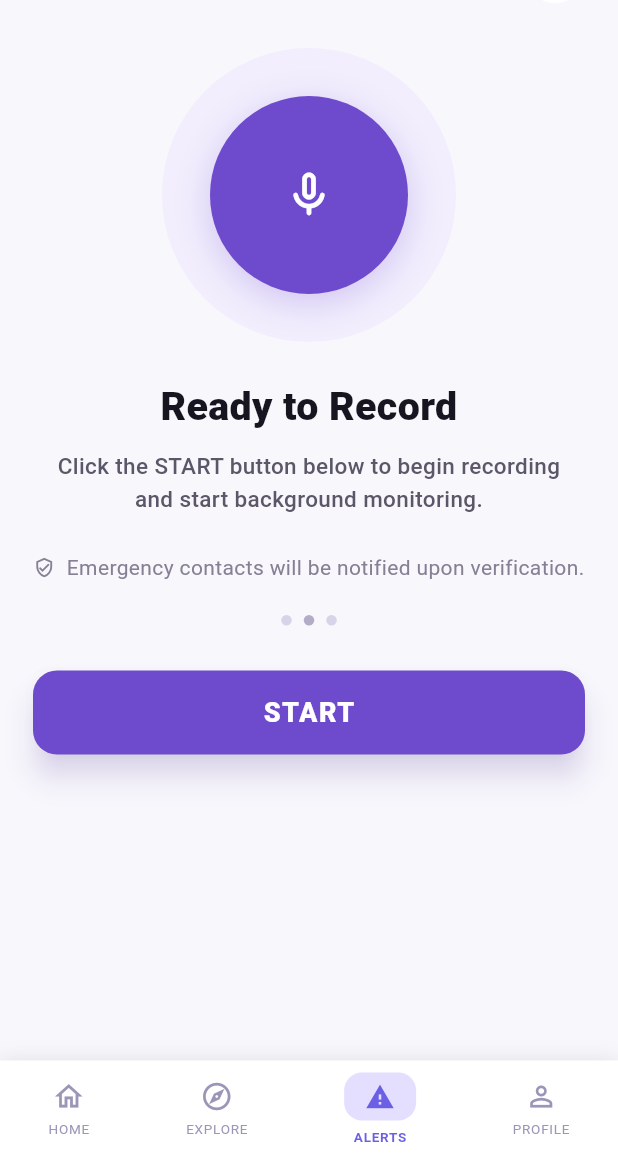
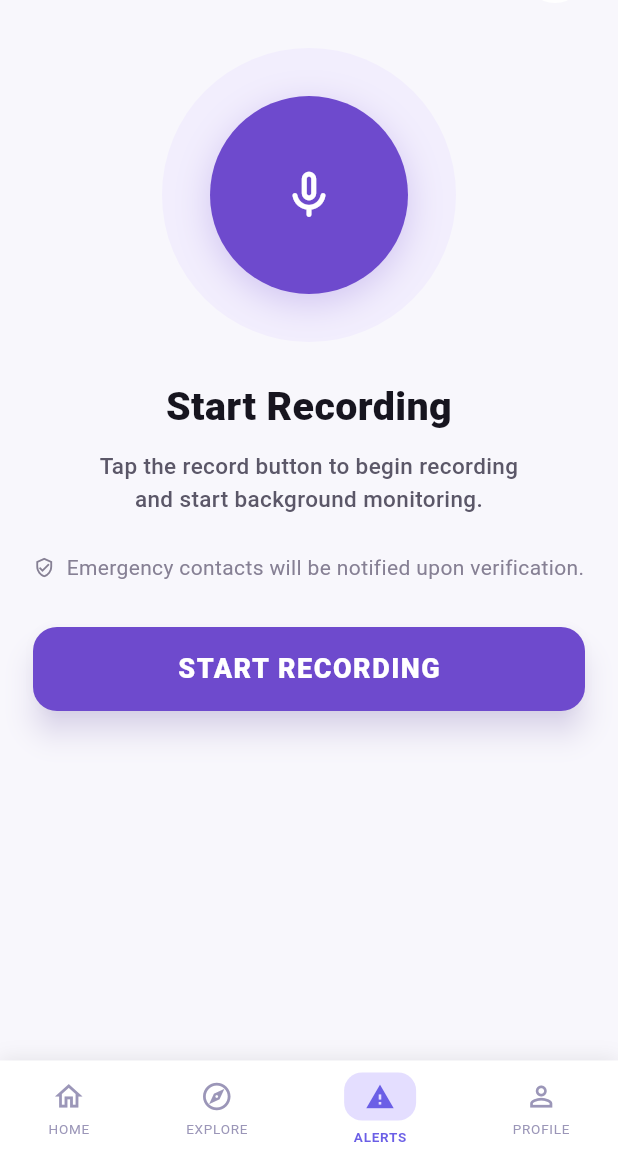
Before and after one commit to joelgautam/SAFEYATRA11, a Flutter app: the AlertsMainScreen screen opened by its route, on a phone screen of 412 x 824 dp, the part 78-1236 px from its top. Run offline on Flutter 3.47's test engine with Material 3 defaults, Android fonts, the phone set to English and light mode, and no system bars.

Commit message:
Update recording alert UI

```diff
--- a/lib/ screen/alers_main_screen.dart
+++ /dev/null
@@ -1 +0,0 @@
-// TODO Implement this library.
--- a/lib/screens/alerts_main_screen.dart
+++ b/lib/screens/alerts_main_screen.dart
@@ -17,7 +17,7 @@ class _AlertsMainScreenState extends State<AlertsMainScreen> {
     });
     // TODO: Start voice recording here
     // TODO: Start background monitoring and performance tracking here
-    print('Recording started');
+    debugPrint('Recording started');
   }
 
   void _stopRecording() {
@@ -26,7 +26,11 @@ class _AlertsMainScreenState extends State<AlertsMainScreen> {
     });
     // TODO: Stop voice recording here
     // TODO: Stop background monitoring here
-    print('Recording stopped');
+    debugPrint('Recording stopped');
+  }
+
+  void _toggleRecording() {
+    _isRecording ? _stopRecording() : _startRecording();
   }
 
   @override
@@ -67,6 +71,8 @@ class _AlertsMainScreenState extends State<AlertsMainScreen> {
               ),
               const SizedBox(height: 30),
               Center(
+                child: GestureDetector(
+                  onTap: _toggleRecording,
                   child: Container(
                     width: 196,
                     height: 196,
@@ -75,7 +81,8 @@ class _AlertsMainScreenState extends State<AlertsMainScreen> {
                       color: Color(0xFFF2EEFD),
                     ),
                     child: Center(
-                    child: Container(
+                      child: AnimatedContainer(
+                        duration: const Duration(milliseconds: 220),
                         width: 132,
                         height: 132,
                         decoration: BoxDecoration(
@@ -94,15 +101,25 @@ class _AlertsMainScreenState extends State<AlertsMainScreen> {
                             ),
                           ],
                         ),
-                      child: const Icon(Icons.mic_none_rounded,
-                          size: 36, color: Colors.white),
+                        child: AnimatedSwitcher(
+                          duration: const Duration(milliseconds: 180),
+                          child: Icon(
+                            _isRecording
+                                ? Icons.graphic_eq_rounded
+                                : Icons.mic_none_rounded,
+                            key: ValueKey(_isRecording),
+                            size: 38,
+                            color: Colors.white,
+                          ),
+                        ),
+                      ),
                     ),
                   ),
                 ),
               ),
               const SizedBox(height: 24),
               Text(
-                _isRecording ? 'Recording in progress...' : 'Ready to Record',
+                _isRecording ? 'Recording in progress' : 'Start Recording',
                 textAlign: TextAlign.center,
                 style: const TextStyle(
                   color: Color(0xFF17151F),
@@ -113,8 +130,8 @@ class _AlertsMainScreenState extends State<AlertsMainScreen> {
               const SizedBox(height: 10),
               Text(
                 _isRecording
-                    ? 'The screen is dimmed and silent for your\nprotection. Your activity is being logged securely.'
-                    : 'Click the START button below to begin recording\nand start background monitoring.',
+                    ? 'Recording is active for your protection.\nYour activity is being logged securely.'
+                    : 'Tap the record button to begin recording\nand start background monitoring.',
                 textAlign: TextAlign.center,
                 style: const TextStyle(
                   color: Color(0xFF5B5768),
@@ -145,39 +162,24 @@ class _AlertsMainScreenState extends State<AlertsMainScreen> {
                   Icon(Icons.verified_user_outlined,
                       size: 14, color: Color(0xFF868094)),
                   SizedBox(width: 8),
-                  Text(
+                  Flexible(
+                    child: Text(
                       'Emergency contacts will be notified upon verification.',
+                      textAlign: TextAlign.center,
                       style: TextStyle(
                         color: Color(0xFF868094),
                         fontSize: 14,
                       ),
                     ),
+                  ),
                 ],
-              ),
-              const SizedBox(height: 22),
-              Row(
-                mainAxisAlignment: MainAxisAlignment.center,
-                children: List.generate(
-                  3,
-                  (index) => Container(
-                    margin: const EdgeInsets.symmetric(horizontal: 4),
-                    width: 7,
-                    height: 7,
-                    decoration: BoxDecoration(
-                      shape: BoxShape.circle,
-                      color: index == 1
-                          ? const Color(0xFFB3ACC7)
-                          : const Color(0xFFD8D3E8),
-                    ),
-                  ),
-                ),
               ),
               const SizedBox(height: 30),
               SizedBox(
                 width: double.infinity,
                 height: 56,
                 child: ElevatedButton(
-                  onPressed: _isRecording ? _stopRecording : _startRecording,
+                  onPressed: _toggleRecording,
                   style: ElevatedButton.styleFrom(
                     backgroundColor: _isRecording
                         ? const Color(0xFFE05555)
@@ -192,7 +194,7 @@ class _AlertsMainScreenState extends State<AlertsMainScreen> {
                         .withOpacity(0.3),
                   ),
                   child: Text(
-                    _isRecording ? 'STOP' : 'START',
+                    _isRecording ? 'STOP RECORDING' : 'START RECORDING',
                     style: const TextStyle(
                       fontSize: 18,
                       fontWeight: FontWeight.w800,
```
Lines whose indentation alone changed are shown as unchanged.
